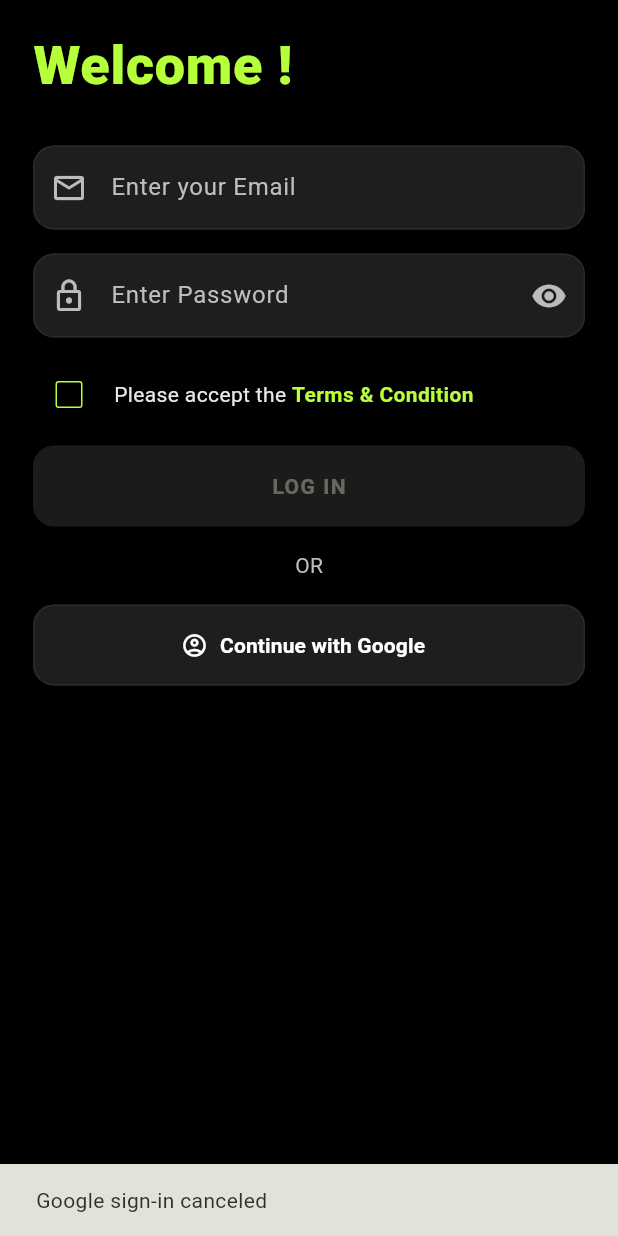
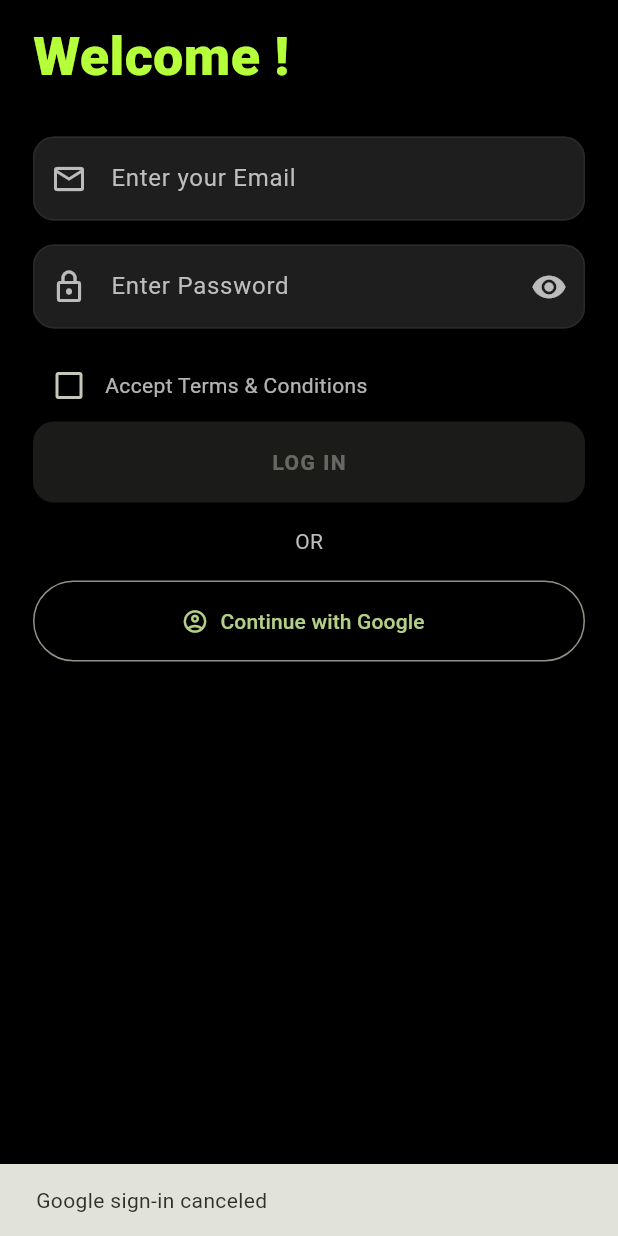
Before and after one commit to quickrundeveloper-a11y/ott_app, a Flutter app: the screen it shows after launch, after a tap on "Continue with Google", on a phone screen of 412 x 824 dp. Run offline on Flutter 3.47's test engine with Material 3 defaults, Android fonts, the phone set to English and light mode, and no system bars; our stand-ins replace cloud_firestore, firebase_auth, firebase_core, google_sign_in, shared_preferences; accounts and stored records are empty.

Commit message:
google login fixed

```diff
--- a/lib/screens/login_screen.dart
+++ b/lib/screens/login_screen.dart
@@ -1,7 +1,7 @@
-// lib/login_screen.dart
 import 'package:flutter/foundation.dart';
 import 'package:flutter/material.dart';
 import 'package:firebase_auth/firebase_auth.dart';
+import 'package:firebase_core/firebase_core.dart';
 import 'package:flutter/services.dart';
 import 'package:cloud_firestore/cloud_firestore.dart';
 import 'package:google_sign_in/google_sign_in.dart';
@@ -10,8 +10,122 @@ import 'package:shared_preferences/shared_preferences.dart';
 import 'complete_profile_screen.dart';
 import 'home_screen.dart';
 
+/// ---------------------
+/// AuthService
+/// ---------------------
+class AuthService {
+  final FirebaseAuth _auth = FirebaseAuth.instance;
+  final FirebaseFirestore _db = FirebaseFirestore.instance;
+
+  static const String googleWebClientId =
+      "578839911643-mdjn5at4h5vrejrc09ig2d8d862lvnh1.apps.googleusercontent.com";
+
+  Future<void> saveLoginState({required String uid, required String email}) async {
+    final prefs = await SharedPreferences.getInstance();
+    await prefs.setBool('isLoggedIn', true);
+    await prefs.setString('uid', uid);
+    await prefs.setString('email', email);
+  }
+
+  Future<void> clearLoginState() async {
+    final prefs = await SharedPreferences.getInstance();
+    await prefs.clear();
+  }
+
+  /// ✅ Fully reliable email existence check
+  Future<bool> userExistsByEmail(String email) async {
+    try {
+      if (Firebase.apps.isEmpty) {
+        await Firebase.initializeApp();
+      }
+
+      // Try twice because sometimes first call returns empty
+      List<String> methods = await _auth.fetchSignInMethodsForEmail(email);
+      if (methods.isEmpty) {
+        await Future.delayed(const Duration(milliseconds: 500));
+        methods = await _auth.fetchSignInMethodsForEmail(email);
+      }
+
+      debugPrint("Firebase methods for $email => $methods");
+      return methods.isNotEmpty;
+    } catch (e) {
+      debugPrint("userExistsByEmail error: $e");
+      return false;
+    }
+  }
+
+  Future<UserCredential> signInWithEmail({
+    required String email,
+    required String password,
+  }) async {
+    final cred =
+    await _auth.signInWithEmailAndPassword(email: email, password: password);
+    await saveLoginState(uid: cred.user!.uid, email: email);
+    return cred;
+  }
+
+  Future<UserCredential> createUserWithEmail({
+    required String email,
+    required String password,
+  }) async {
+    final cred =
+    await _auth.createUserWithEmailAndPassword(email: email, password: password);
+    await saveLoginState(uid: cred.user!.uid, email: email);
+    return cred;
+  }
+
+  Future<void> saveProfile({
+    required String uid,
+    required String firstName,
+    required String lastName,
+    required DateTime dob,
+    required String gender,
+    String? email,
+  }) async {
+    await _db.collection('users').doc(uid).set({
+      if (email != null) 'email': email,
+      'firstName': firstName,
+      'lastName': lastName,
+      'dob': dob,
+      'gender': gender,
+      'createdAt': FieldValue.serverTimestamp(),
+      'updatedAt': FieldValue.serverTimestamp(),
+    }, SetOptions(merge: true));
+  }
+
+  Future<UserCredential> signInWithGoogle() async {
+    if (kIsWeb) {
+      final provider = GoogleAuthProvider()..addScope('email');
+      final cred = await _auth.signInWithPopup(provider);
+      await saveLoginState(uid: cred.user!.uid, email: cred.user?.email ?? '');
+      return cred;
+    } else {
+      final googleSignIn = GoogleSignIn(
+        scopes: ['email'],
+        clientId: googleWebClientId,
+      );
+      final gUser = await googleSignIn.signIn();
+      if (gUser == null) {
+        throw FirebaseAuthException(code: 'canceled', message: 'Google sign-in canceled');
+      }
+      final gAuth = await gUser.authentication;
+      final credential = GoogleAuthProvider.credential(
+        accessToken: gAuth.accessToken,
+        idToken: gAuth.idToken,
+      );
+      final cred = await _auth.signInWithCredential(credential);
+      await saveLoginState(uid: cred.user!.uid, email: cred.user?.email ?? '');
+      return cred;
+    }
+  }
+}
+
+/// ---------------------
+/// Login Screen
+/// ---------------------
 class LoginScreen extends StatefulWidget {
   const LoginScreen({super.key});
+  static const route = '/login';
 
   @override
   State<LoginScreen> createState() => _LoginScreenState();
@@ -22,35 +136,29 @@ class _LoginScreenState extends State<LoginScreen> {
   final _password = TextEditingController();
   final _confirm = TextEditingController();
 
+  final _authService = AuthService();
+  final _formKey = GlobalKey<FormState>();
+
   bool _obscure = true;
   bool _obscureConfirm = true;
   bool _acceptedTerms = false;
   bool _loading = false;
-
   bool _isNewUser = false;
-  bool _checkedEmail = false;
-
-  final _authService = AuthService();
-  final _formKey = GlobalKey<FormState>();
-
-  @override
-  void initState() {
-    super.initState();
-    // We do NOT read SharedPreferences here — main.dart decides start screen.
-  }
-
-  @override
-  void dispose() {
-    _email.dispose();
-    _password.dispose();
-    _confirm.dispose();
-    super.dispose();
-  }
 
   void _snack(String msg) =>
       ScaffoldMessenger.of(context).showSnackBar(SnackBar(content: Text(msg)));
 
-  Future<void> _navigateAfterSignIn(User user) async {
+  Future<void> _navigateAfterSignIn(User user, {bool isNew = false}) async {
+    if (isNew) {
+      if (!mounted) return;
+      Navigator.pushReplacementNamed(
+        context,
+        CompleteProfileScreen.route,
+        arguments: CompleteProfileArgs(uid: user.uid, email: user.email),
+      );
+      return;
+    }
+
     try {
       final doc = await FirebaseFirestore.instance.collection('users').doc(user.uid).get();
       if (doc.exists) {
@@ -81,18 +189,24 @@ class _LoginScreenState extends State<LoginScreen> {
     setState(() => _loading = true);
     try {
       final email = _email.text.trim();
-      final pass = _password.text;
+      final pass = _password.text.trim();
 
       final exists = await _authService.userExistsByEmail(email);
-      setState(() {
-        _isNewUser = !exists;
-        _checkedEmail = true;
-      });
 
-      if (!exists) {
-        // NEW USER -> require confirm password
+      if (exists) {
+        // ✅ Existing Firebase user → login directly
+        final cred = await _authService.signInWithEmail(email: email, password: pass);
+        await _navigateAfterSignIn(cred.user!);
+      } else {
+        // 🆕 New user → confirm password → create account
+        if (!_isNewUser) {
+          setState(() => _isNewUser = true);
+          _snack('New email detected — confirm password to create account');
+          return;
+        }
+
         if (_confirm.text.isEmpty) {
-          _snack('Confirm your password to create account');
+          _snack('Please confirm your password');
           return;
         }
         if (_confirm.text != pass) {
@@ -101,16 +215,8 @@ class _LoginScreenState extends State<LoginScreen> {
         }
 
         final cred = await _authService.createUserWithEmail(email: email, password: pass);
-
-        // Save a basic user doc (merge) immediately
-        await _authService.saveBasicUserDoc(uid: cred.user!.uid, email: email);
-
         if (!mounted) return;
-        await _navigateAfterSignIn(cred.user!);
-      } else {
-        // EXISTING USER -> sign in
-        final cred = await _authService.signInWithEmail(email: email, password: pass);
-        await _navigateAfterSignIn(cred.user!);
+        await _navigateAfterSignIn(cred.user!, isNew: true);
       }
     } on FirebaseAuthException catch (e) {
       _snack(e.message ?? e.code);
@@ -125,15 +231,11 @@ class _LoginScreenState extends State<LoginScreen> {
     setState(() => _loading = true);
     try {
       final cred = await _authService.signInWithGoogle();
-      final user = cred.user!;
-      await _navigateAfterSignIn(user);
+      await _navigateAfterSignIn(cred.user!);
     } on FirebaseAuthException catch (e) {
       _snack(e.message ?? e.code);
     } on PlatformException catch (e) {
-      final code = e.code ?? 'unknown';
-      _snack('Google sign-in failed (code: $code). If you see ApiException: 10, add SHA-1 to Firebase.');
-      // ignore: avoid_print
-      print('PlatformException during Google sign-in: ${e.code} | ${e.message} | ${e.details}');
+      _snack('Google sign-in failed (code: ${e.code}). Add SHA-1 if needed.');
     } catch (e) {
       _snack(e.toString());
     } finally {
@@ -153,15 +255,10 @@ class _LoginScreenState extends State<LoginScreen> {
           child: Column(
             crossAxisAlignment: CrossAxisAlignment.start,
             children: [
-              const SizedBox(height: 6),
               const Text(
                 'Welcome !',
                 style: TextStyle(
-                  color: lime,
-                  fontSize: 36,
-                  fontWeight: FontWeight.w800,
-                  letterSpacing: 0.5,
-                ),
+                    color: lime, fontSize: 36, fontWeight: FontWeight.w800),
               ),
               const SizedBox(height: 28),
 
@@ -169,7 +266,6 @@ class _LoginScreenState extends State<LoginScreen> {
                 key: _formKey,
                 child: Column(
                   children: [
-                    // Email
                     TextFormField(
                       controller: _email,
                       keyboardType: TextInputType.emailAddress,
@@ -180,14 +276,13 @@ class _LoginScreenState extends State<LoginScreen> {
                         fillColor: const Color(0xFF1E1E1E),
                         border: OutlineInputBorder(
                           borderRadius: BorderRadius.circular(14),
-                          borderSide: const BorderSide(color: Color(0xFF2A2A2A)),
                         ),
                         focusedBorder: OutlineInputBorder(
                           borderRadius: BorderRadius.circular(14),
                           borderSide: const BorderSide(color: lime, width: 1.6),
                         ),
-                        hintStyle: const TextStyle(color: Color(0xFFBEBEBE)),
-                        prefixIcon: const Icon(Icons.email_outlined, color: Colors.white70),
+                        prefixIcon:
+                        const Icon(Icons.email_outlined, color: Colors.white70),
                       ),
                       validator: (v) {
                         final text = v?.trim() ?? '';
@@ -200,7 +295,6 @@ class _LoginScreenState extends State<LoginScreen> {
                     ),
                     const SizedBox(height: 16),
 
-                    // Password
                     TextFormField(
                       controller: _password,
                       obscureText: _obscure,
@@ -211,20 +305,21 @@ class _LoginScreenState extends State<LoginScreen> {
                         fillColor: const Color(0xFF1E1E1E),
                         border: OutlineInputBorder(
                           borderRadius: BorderRadius.circular(14),
-                          borderSide: const BorderSide(color: Color(0xFF2A2A2A)),
                         ),
                         focusedBorder: OutlineInputBorder(
                           borderRadius: BorderRadius.circular(14),
                           borderSide: const BorderSide(color: lime, width: 1.6),
                         ),
-                        hintStyle: const TextStyle(color: Color(0xFFBEBEBE)),
-                        prefixIcon: const Icon(Icons.lock_outline, color: Colors.white70),
+                        prefixIcon: const Icon(Icons.lock_outline,
+                            color: Colors.white70),
                         suffixIcon: IconButton(
-                          onPressed: () => setState(() => _obscure = !_obscure),
+                          onPressed: () =>
+                              setState(() => _obscure = !_obscure),
                           icon: Icon(
-                            _obscure ? Icons.visibility : Icons.visibility_off,
-                            color: Colors.white70,
-                          ),
+                              _obscure
+                                  ? Icons.visibility
+                                  : Icons.visibility_off,
+                              color: Colors.white70),
                         ),
                       ),
                       validator: (v) {
@@ -234,7 +329,6 @@ class _LoginScreenState extends State<LoginScreen> {
                       },
                     ),
 
-                    // Confirm password only for new users
                     if (_isNewUser)
                       Padding(
                         padding: const EdgeInsets.only(top: 16),
@@ -248,107 +342,82 @@ class _LoginScreenState extends State<LoginScreen> {
                             fillColor: const Color(0xFF1E1E1E),
                             border: OutlineInputBorder(
                               borderRadius: BorderRadius.circular(14),
-                              borderSide: const BorderSide(color: Color(0xFF2A2A2A)),
                             ),
                             focusedBorder: OutlineInputBorder(
                               borderRadius: BorderRadius.circular(14),
-                              borderSide: const BorderSide(color: lime, width: 1.6),
+                              borderSide:
+                              const BorderSide(color: lime, width: 1.6),
                             ),
-                            hintStyle: const TextStyle(color: Color(0xFFBEBEBE)),
-                            prefixIcon: const Icon(Icons.lock_outline, color: Colors.white70),
+                            prefixIcon: const Icon(Icons.lock_outline,
+                                color: Colors.white70),
                             suffixIcon: IconButton(
-                              onPressed: () => setState(() => _obscureConfirm = !_obscureConfirm),
+                              onPressed: () => setState(
+                                      () => _obscureConfirm = !_obscureConfirm),
                               icon: Icon(
-                                _obscureConfirm ? Icons.visibility : Icons.visibility_off,
-                                color: Colors.white70,
-                              ),
+                                  _obscureConfirm
+                                      ? Icons.visibility
+                                      : Icons.visibility_off,
+                                  color: Colors.white70),
                             ),
                           ),
-                          validator: (_) {
-                            if (!_isNewUser) return null;
-                            if (_confirm.text.isEmpty) return 'Confirm your password';
-                            if (_confirm.text != _password.text) return 'Passwords do not match';
-                            return null;
-                          },
                         ),
                       ),
                   ],
                 ),
               ),
-
               const SizedBox(height: 14),
 
-              // Terms
               Row(
                 children: [
                   Checkbox(
                     value: _acceptedTerms,
-                    onChanged: (v) => setState(() => _acceptedTerms = v ?? false),
-                    side: const BorderSide(color: lime),
+                    onChanged: (v) =>
+                        setState(() => _acceptedTerms = v ?? false),
                     activeColor: lime,
                   ),
-                  const SizedBox(width: 6),
                   const Expanded(
-                    child: Text.rich(
-                      TextSpan(
-                        text: 'Please accept the ',
-                        children: [
-                          TextSpan(
-                            text: 'Terms & Condition',
-                            style: TextStyle(color: lime, fontWeight: FontWeight.w600),
-                          ),
-                        ],
-                      ),
-                      style: TextStyle(color: Color(0xFFE8E8E8)),
-                    ),
+                    child: Text('Accept Terms & Conditions',
+                        style: TextStyle(color: Colors.white70)),
                   ),
                 ],
               ),
 
-              const SizedBox(height: 10),
-
-              // Main button
               SizedBox(
                 width: double.infinity,
                 height: 54,
                 child: ElevatedButton(
                   style: ElevatedButton.styleFrom(
-                    backgroundColor: _acceptedTerms ? lime : const Color(0xFF2B2B2B),
+                    backgroundColor:
+                    _acceptedTerms ? lime : const Color(0xFF2B2B2B),
                     foregroundColor: Colors.black,
-                    shape: RoundedRectangleBorder(borderRadius: BorderRadius.circular(14)),
+                    shape: RoundedRectangleBorder(
+                        borderRadius: BorderRadius.circular(14)),
                   ),
-                  onPressed: _acceptedTerms && !_loading ? _handleEmailButton : null,
+                  onPressed: _acceptedTerms && !_loading
+                      ? _handleEmailButton
+                      : null,
                   child: _loading
                       ? const SizedBox(
-                      width: 20, height: 20, child: CircularProgressIndicator(strokeWidth: 2))
-                      : Text(
-                    _isNewUser ? 'CREATE ACCOUNT' : 'LOG IN',
-                    style: const TextStyle(fontWeight: FontWeight.w700, letterSpacing: 1),
-                  ),
+                      width: 20,
+                      height: 20,
+                      child: CircularProgressIndicator(strokeWidth: 2))
+                      : Text(_isNewUser ? 'CREATE ACCOUNT' : 'LOG IN',
+                      style: const TextStyle(
+                          fontWeight: FontWeight.bold, letterSpacing: 1)),
                 ),
               ),
-
               const SizedBox(height: 16),
-              const Center(child: Text('OR', style: TextStyle(color: Color(0xFFBEBEBE)))),
+              const Center(
+                  child: Text('OR',
+                      style: TextStyle(color: Color(0xFFBEBEBE)))),
               const SizedBox(height: 16),
-
-              // Google Sign-In button
               SizedBox(
                 width: double.infinity,
                 height: 54,
                 child: OutlinedButton.icon(
                   onPressed: _loading ? null : _handleGoogleLogin,
                   icon: const Icon(Icons.account_circle_outlined),
-                  label: const Text(
-                    'Continue with Google',
-                    style: TextStyle(fontWeight: FontWeight.w600),
-                  ),
-                  style: OutlinedButton.styleFrom(
-                    foregroundColor: Colors.white,
-                    side: const BorderSide(color: Color(0xFF2A2A2A)),
-                    shape: RoundedRectangleBorder(borderRadius: BorderRadius.circular(14)),
-                    backgroundColor: const Color(0xFF1E1E1E),
-                  ),
+                  label: const Text('Continue with Google'),
                 ),
               ),
             ],
@@ -358,127 +427,3 @@ class _LoginScreenState extends State<LoginScreen> {
     );
   }
 }
-
-/// ---------------------
-/// AuthService (kept inside this file as requested)
-/// ---------------------
-class AuthService {
-  final FirebaseAuth _auth = FirebaseAuth.instance;
-  final FirebaseFirestore _db = FirebaseFirestore.instance;
-
-  /// Web client ID for Google Sign-In (Android uses this when required)
-  static const String googleWebClientId =
-      "578839911643-mdjn5at4h5vrejrc09ig2d8d862lvnh1.apps.googleusercontent.com";
-
-  /// Save user login state to SharedPreferences
-  Future<void> saveLoginState({
-    required String uid,
-    required String email,
-  }) async {
-    final prefs = await SharedPreferences.getInstance();
-    await prefs.setBool('isLoggedIn', true);
-    await prefs.setString('uid', uid);
-    await prefs.setString('email', email);
-  }
-
-  /// Clear user login state (for logout)
-  Future<void> clearLoginState() async {
-    final prefs = await SharedPreferences.getInstance();
-    await prefs.remove('isLoggedIn');
-    await prefs.remove('uid');
-    await prefs.remove('email');
-  }
-
-  /// Check if an email already has sign-in methods (i.e., user exists)
-  Future<bool> userExistsByEmail(String email) async {
-    final methods = await _auth.fetchSignInMethodsForEmail(email);
-    return methods.isNotEmpty;
-  }
-
-  /// Sign in existing account (also save login state)
-  Future<UserCredential> signInWithEmail({
-    required String email,
-    required String password,
-  }) async {
-    final cred = await _auth.signInWithEmailAndPassword(email: email, password: password);
-    await saveLoginState(uid: cred.user!.uid, email: email);
-    return cred;
-  }
-
-  /// Create new account (also save login state)
-  Future<UserCredential> createUserWithEmail({
-    required String email,
-    required String password,
-  }) async {
-    final cred = await _auth.createUserWithEmailAndPassword(email: email, password: password);
-    await saveLoginState(uid: cred.user!.uid, email: email);
-    return cred;
-  }
-
-  /// Create/merge a minimal user document right after account creation
-  Future<void> saveBasicUserDoc({
-    required String uid,
-    required String email,
-  }) async {
-    await _db.collection('users').doc(uid).set({
-      'email': email,
-      'createdAt': FieldValue.serverTimestamp(),
-      'updatedAt': FieldValue.serverTimestamp(),
-    }, SetOptions(merge: true));
-  }
-
-  /// Save full profile fields (used by CompleteProfileScreen)
-  Future<void> saveProfile({
-    required String uid,
-    required String firstName,
-    required String lastName,
-    required DateTime dob,
-    required String gender,
-    String? email,
-  }) async {
-    await _db.collection('users').doc(uid).set({
-      if (email != null) 'email': email,
-      'firstName': firstName,
-      'lastName': lastName,
-      'dob': dob,
-      'gender': gender,
-      'updatedAt': FieldValue.serverTimestamp(),
-      'createdAt': FieldValue.serverTimestamp(),
-    }, SetOptions(merge: true));
-  }
-
-  /// Google Sign-In (Android/iOS & Web)
-  Future<UserCredential> signInWithGoogle() async {
-    if (kIsWeb) {
-      final provider = GoogleAuthProvider()..addScope('email');
-      final cred = await _auth.signInWithPopup(provider);
-      await saveLoginState(uid: cred.user!.uid, email: cred.user?.email ?? '');
-      return cred;
-    } else {
-      final GoogleSignIn googleSignIn = GoogleSignIn(
-        scopes: ['email'],
-        clientId: googleWebClientId,
-      );
-
-      final GoogleSignInAccount? gUser = await googleSignIn.signIn();
-      if (gUser == null) {
-        throw FirebaseAuthException(code: 'canceled', message: 'Google sign-in canceled');
-      }
-
-      final gAuth = await gUser.authentication;
-      final credential = GoogleAuthProvider.credential(
-        accessToken: gAuth.accessToken,
-        idToken: gAuth.idToken,
-      );
-      final cred = await _auth.signInWithCredential(credential);
-      await saveLoginState(uid: cred.user!.uid, email: cred.user?.email ?? '');
-      return cred;
-    }
-  }
-
-  /// Optional: helper to read pref locally
-  Future<bool> isLocallyLoggedIn() async {
-    final prefs = await SharedPreferences.getInstance();
-    return prefs.getBool('isLoggedIn') ?? false;
-  }
-}
```
